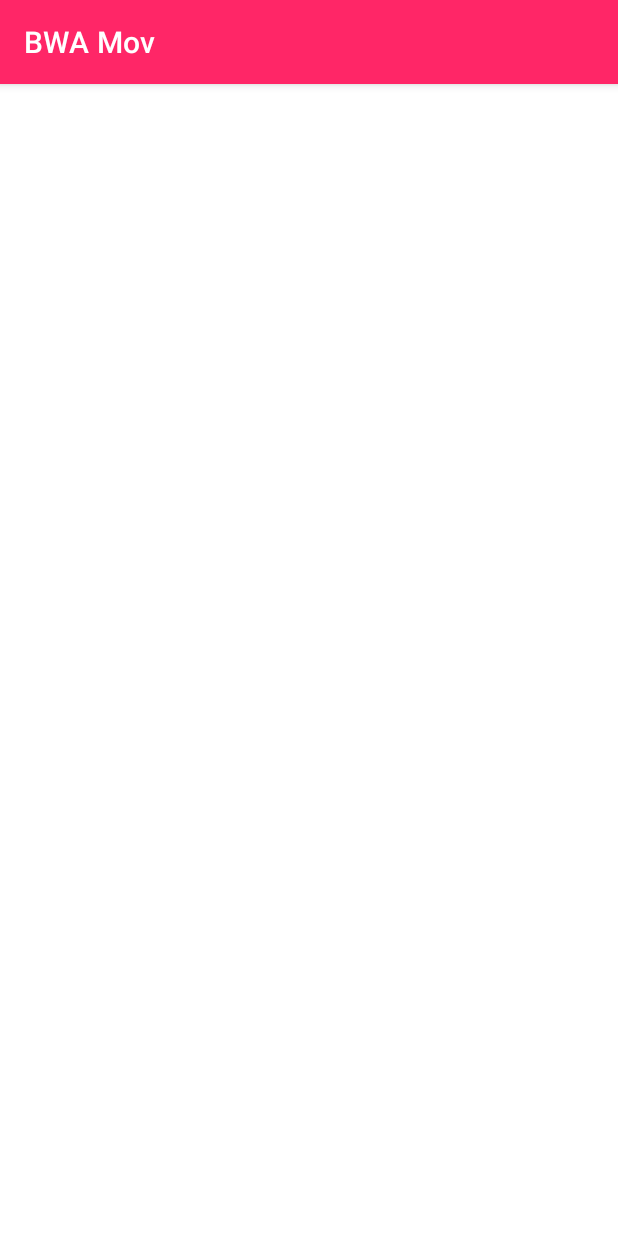
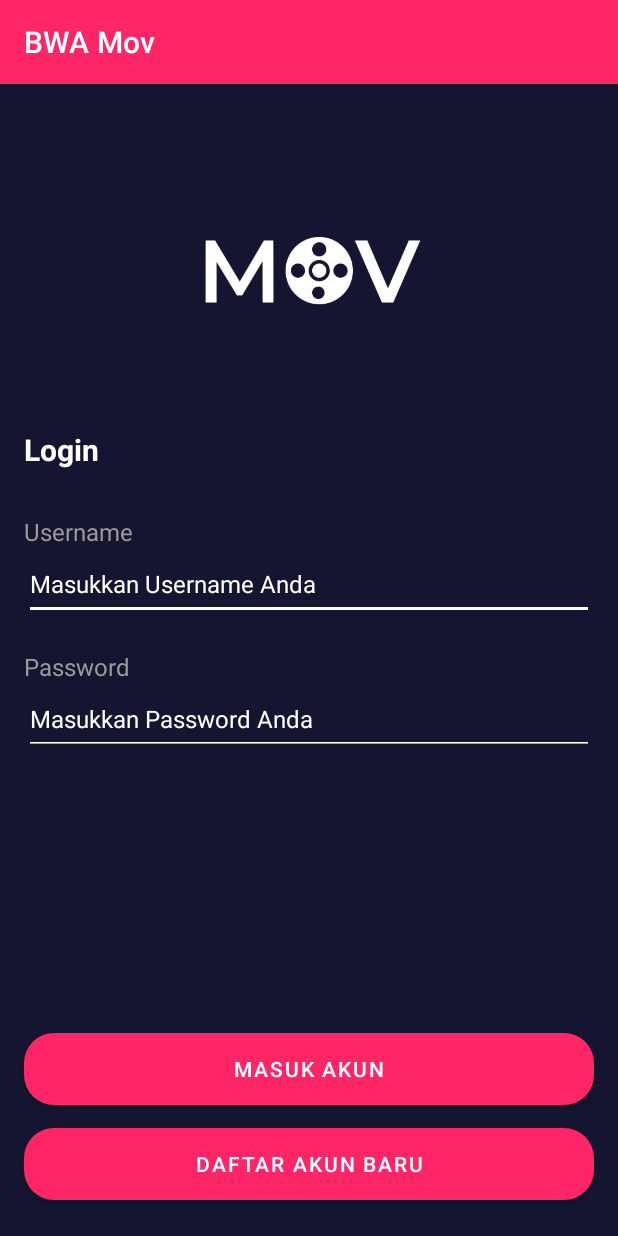
Before and after one commit to iqbal200/BWAMov, an Android app: the LoginActivity screen opened directly, with no data from a screen before it, on a phone screen of 412 x 824 dp. Run offline under Robolectric (Android 15) with nearby library versions, the phone set to English and light mode, and no system bars.

Commit message:
develop layout activity_login.xml

```diff
--- a/app/src/main/res/layout/activity_login.xml
+++ b/app/src/main/res/layout/activity_login.xml
@@ -4,6 +4,127 @@
     xmlns:tools="http://schemas.android.com/tools"
     android:layout_width="match_parent"
     android:layout_height="match_parent"
+    android:layout_gravity="center"
+    android:background="@color/colorBlue"
     tools:context=".ui.authentication.LoginActivity">
 
+    <Button
+        android:id="@+id/button"
+        android:layout_width="0dp"
+        android:layout_height="wrap_content"
+        android:layout_marginStart="16dp"
+        android:layout_marginEnd="16dp"
+        android:layout_marginBottom="24dp"
+        android:background="@drawable/shape_rectangle_bluegrey"
+        android:backgroundTint="@color/colorPink"
+        android:backgroundTintMode="screen"
+        android:text="@string/daftar_akun"
+        app:layout_constraintBottom_toBottomOf="parent"
+        app:layout_constraintEnd_toEndOf="parent"
+        app:layout_constraintStart_toStartOf="parent" />
+
+    <Button
+        android:id="@+id/button2"
+        android:layout_width="0dp"
+        android:layout_height="wrap_content"
+        android:layout_marginStart="16dp"
+        android:layout_marginEnd="16dp"
+        android:layout_marginBottom="15dp"
+        android:background="@drawable/shape_rectangle_pink"
+        android:backgroundTint="#8F5151"
+        android:text="@string/masuk_akun"
+        app:layout_constraintBottom_toTopOf="@+id/button"
+        app:layout_constraintEnd_toEndOf="parent"
+        app:layout_constraintStart_toStartOf="parent" />
+
+    <ImageView
+        android:id="@+id/imageView2"
+        android:layout_width="150dp"
+        android:layout_height="150dp"
+        android:layout_marginTop="50dp"
+        app:layout_constraintEnd_toEndOf="parent"
+        app:layout_constraintStart_toStartOf="parent"
+        app:layout_constraintTop_toTopOf="parent"
+        app:srcCompat="@drawable/logo_mov" />
+
+    <TextView
+        android:id="@+id/textView"
+        android:layout_width="0dp"
+        android:layout_height="wrap_content"
+        android:layout_marginStart="16dp"
+        android:layout_marginTop="30dp"
+        android:layout_marginEnd="16dp"
+        android:text="@string/sing_in"
+        android:textColor="@color/white"
+        android:textSize="20sp"
+        android:textStyle="bold"
+        app:layout_constraintEnd_toEndOf="parent"
+        app:layout_constraintStart_toStartOf="parent"
+        app:layout_constraintTop_toBottomOf="@+id/imageView2" />
+
+    <TextView
+        android:id="@+id/textView3"
+        android:layout_width="0dp"
+        android:layout_height="wrap_content"
+        android:layout_marginStart="16dp"
+        android:layout_marginTop="30dp"
+        android:layout_marginEnd="16dp"
+        android:text="@string/username"
+        android:textColor="@color/whiteGrey"
+        android:textSize="16sp"
+        app:layout_constraintEnd_toEndOf="parent"
+        app:layout_constraintStart_toStartOf="parent"
+        app:layout_constraintTop_toBottomOf="@+id/textView" />
+
+    <EditText
+        android:id="@+id/editTextTextPersonName2"
+        android:layout_width="0dp"
+        android:layout_height="wrap_content"
+        android:layout_marginStart="16dp"
+        android:layout_marginEnd="16dp"
+        android:backgroundTint="@color/white"
+        android:ems="10"
+        android:hint="@string/masukkan_esername"
+        android:inputType="textPersonName"
+        android:minHeight="48dp"
+        android:textColor="@color/white"
+        android:textColorHint="@color/white"
+        android:textSize="16sp"
+        app:layout_constraintEnd_toEndOf="parent"
+        app:layout_constraintStart_toStartOf="parent"
+        app:layout_constraintTop_toBottomOf="@+id/textView3" />
+
+    <TextView
+        android:id="@+id/textView4"
+        android:layout_width="0dp"
+        android:layout_height="wrap_content"
+        android:layout_marginStart="16dp"
+        android:layout_marginTop="20dp"
+        android:layout_marginEnd="16dp"
+        android:text="@string/password"
+        android:textColor="@color/whiteGrey"
+        android:textSize="16sp"
+        app:layout_constraintEnd_toEndOf="parent"
+        app:layout_constraintStart_toStartOf="parent"
+        app:layout_constraintTop_toBottomOf="@+id/editTextTextPersonName2" />
+
+    <EditText
+        android:id="@+id/editTextTextPersonName4"
+        android:layout_width="0dp"
+        android:layout_height="wrap_content"
+        android:layout_marginStart="16dp"
+        android:layout_marginEnd="16dp"
+        android:backgroundTint="@color/white"
+        android:ems="10"
+        android:hint="@string/masukkan_password"
+        android:inputType="textPassword"
+        android:minHeight="48dp"
+        android:textColor="@color/white"
+        android:textColorHint="@color/white"
+        android:textSize="16sp"
+        app:layout_constraintEnd_toEndOf="parent"
+        app:layout_constraintHorizontal_bias="0.0"
+        app:layout_constraintStart_toStartOf="parent"
+        app:layout_constraintTop_toBottomOf="@+id/textView4" />
+
 </androidx.constraintlayout.widget.ConstraintLayout>
--- a/app/src/main/res/values/colors.xml
+++ b/app/src/main/res/values/colors.xml
@@ -7,6 +7,7 @@
     <color name="teal_700">#FF018786</color>
     <color name="black">#FF000000</color>
     <color name="white">#FFFFFFFF</color>
+    <color name="whiteGrey">#F7A29D9D</color>
     <color name="colorBlue">#141530</color>
     <color name="colorPink">#FF2667</color>
     <color name="colorBlueGrey">#292A50</color>
--- a/app/src/main/res/values/strings.xml
+++ b/app/src/main/res/values/strings.xml
@@ -8,5 +8,12 @@
     <string name="pre_sale_desc">Tidak khawatir ketinggalan \nupdate film terbaru</string>
     <string name="cashless">Cashless</string>
     <string name="chasless_desc">Gunakan E-wallet untuk \ntransaksi nonton</string>
+    <string name="username">Username</string>
+    <string name="masukkan_esername">Masukkan Username Anda</string>
+    <string name="sing_in">Login</string>
+    <string name="password">Password</string>
+    <string name="masukkan_password">Masukkan Password Anda</string>
+    <string name="masuk_akun">Masuk Akun</string>
+    <string name="daftar_akun">Daftar Akun Baru</string>
 
 </resources>
```
